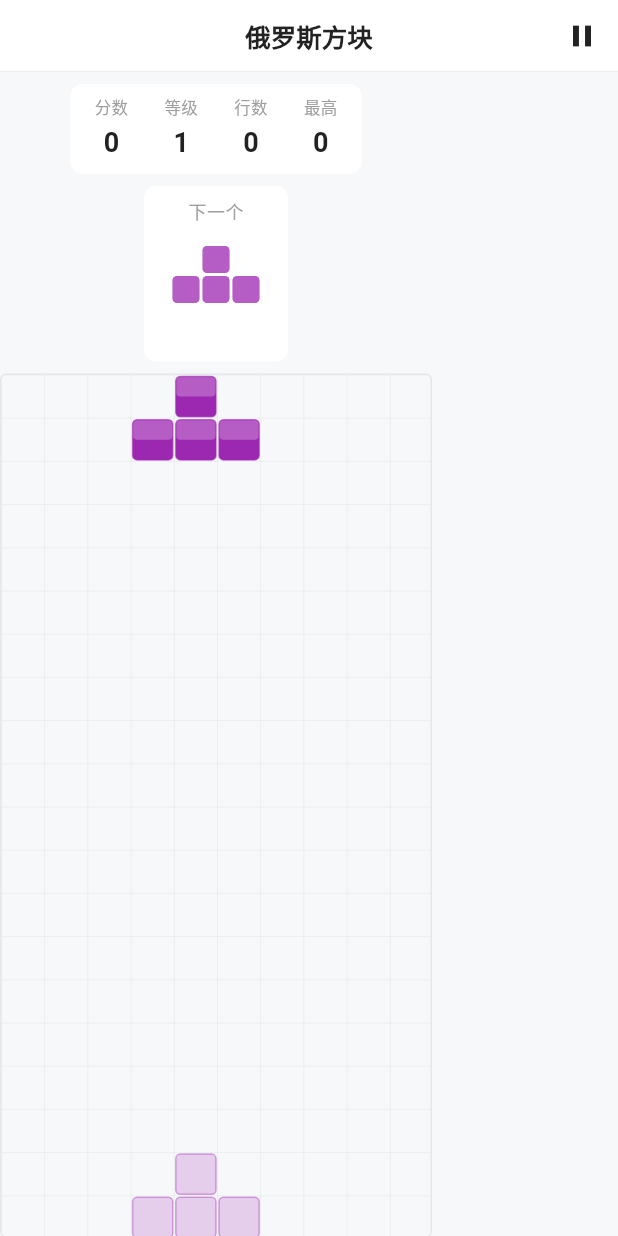
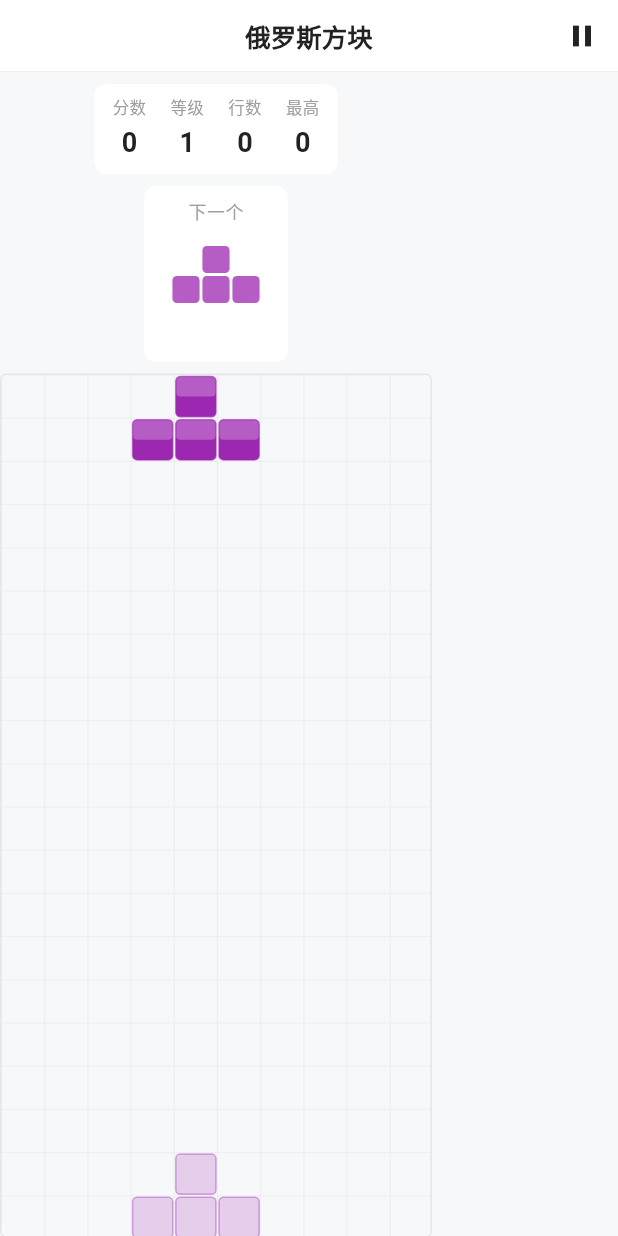
Before and after one commit to g-ai-002/flutter-tetris, a Flutter app: the screen it shows after launch, on a phone screen of 412 x 824 dp. Run offline on Flutter 3.47's test engine with Material 3 defaults, Android fonts, the phone set to English and light mode, and no system bars; our stand-ins replace shared_preferences; missing offline and left inert: window_manager.

Commit message:
fix: 修复 ScorePanel 溢出和 hardDrop 测试不稳定问题
- ScorePanel 使用 Wrap 替代 Row 避免小屏幕溢出
- 修复 hardDrop locks piece 测试中随机方块类型相同导致误判

```diff
--- a/lib/widgets/score_panel.dart
+++ b/lib/widgets/score_panel.dart
@@ -9,16 +9,15 @@
   Widget build(BuildContext context) {
     return Card(
       child: Padding(
-        padding: const EdgeInsets.symmetric(horizontal: 16, vertical: 8),
-        child: Row(
-          mainAxisSize: MainAxisSize.min,
+        padding: const EdgeInsets.symmetric(horizontal: 12, vertical: 8),
+        child: Wrap(
+          spacing: 16,
+          runSpacing: 4,
+          alignment: WrapAlignment.center,
           children: [
             _scoreItem('分数', state.score.toString()),
-            const SizedBox(width: 24),
             _scoreItem('等级', state.level.toString()),
-            const SizedBox(width: 24),
             _scoreItem('行数', state.linesCleared.toString()),
-            const SizedBox(width: 24),
             _scoreItem('最高', state.highScore.toString()),
           ],
         ),
```
Also changed, not shown: 2 other files.
